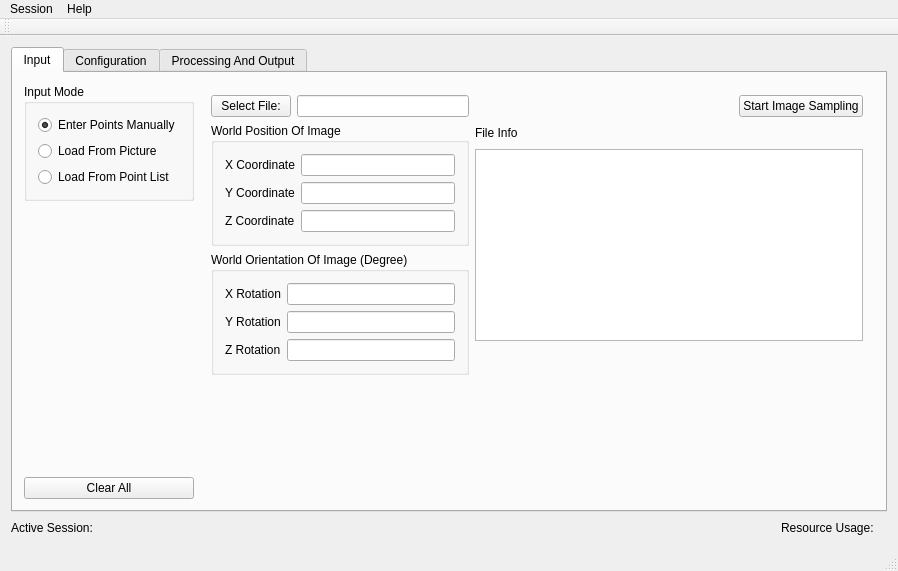
The window that QtGuiApplication/QtGuiApplication.ui (vtcon/GOSIS) describes before a commit, drawn with Qt 5.
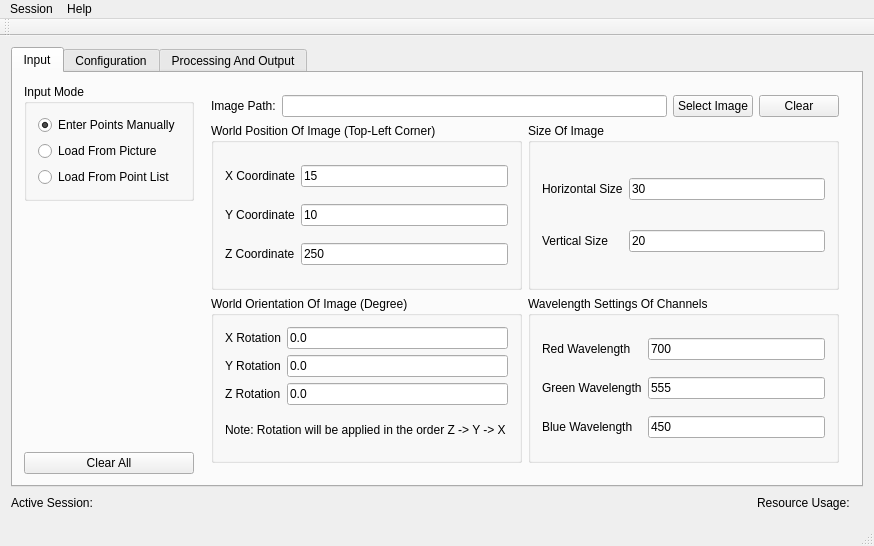
The same window after the commit. The open tabs and pages were chosen to show the change.

The edit to the form file:
```diff
--- a/QtGuiApplication/QtGuiApplication.ui
+++ b/QtGuiApplication/QtGuiApplication.ui
@@ -6,8 +6,8 @@
    <rect>
     <x>0</x>
     <y>0</y>
-    <width>898</width>
-    <height>571</height>
+    <width>874</width>
+    <height>546</height>
    </rect>
   </property>
   <property name="windowTitle">
@@ -121,45 +121,43 @@
            </layout>
           </widget>
           <widget class="QWidget" name="pagePicture">
-           <layout class="QGridLayout" name="gridLayout_6">
-            <item row="0" column="0">
-             <layout class="QHBoxLayout" name="horizontalLayout_2">
-              <item>
-               <widget class="QPushButton" name="pushButton">
+           <layout class="QGridLayout" name="gridLayout_15">
+            <item row="0" column="0" colspan="2">
+             <layout class="QGridLayout" name="gridLayout_14">
+              <item row="0" column="0">
+               <widget class="QLabel" name="label_23">
                 <property name="text">
-                 <string>Select File:</string>
+                 <string>Image Path:</string>
                 </property>
                </widget>
               </item>
-              <item>
-               <widget class="QLineEdit" name="lineEdit"/>
+              <item row="0" column="1">
+               <widget class="QLineEdit" name="lineImagePath">
+                <property name="readOnly">
+                 <bool>true</bool>
+                </property>
+               </widget>
+              </item>
+              <item row="0" column="2">
+               <widget class="QPushButton" name="pushSelectImage">
+                <property name="text">
+                 <string>Select Image</string>
+                </property>
+               </widget>
+              </item>
+              <item row="0" column="3">
+               <widget class="QPushButton" name="pushClearImage">
+                <property name="text">
+                 <string>Clear</string>
+                </property>
+               </widget>
               </item>
              </layout>
             </item>
-            <item row="0" column="1">
-             <spacer name="horizontalSpacer_2">
-              <property name="orientation">
-               <enum>Qt::Horizontal</enum>
-              </property>
-              <property name="sizeHint" stdset="0">
-               <size>
-                <width>134</width>
-                <height>20</height>
-               </size>
-              </property>
-             </spacer>
-            </item>
-            <item row="0" column="2">
-             <widget class="QPushButton" name="pushButton_2">
-              <property name="text">
-               <string>Start Image Sampling</string>
-              </property>
-             </widget>
-            </item>
             <item row="1" column="0">
              <widget class="QGroupBox" name="groupBox_2">
               <property name="title">
-               <string>World Position Of Image</string>
+               <string>World Position Of Image (Top-Left Corner)</string>
               </property>
               <layout class="QGridLayout" name="gridLayout_3">
                <item row="0" column="0">
@@ -170,7 +168,11 @@
                 </widget>
                </item>
                <item row="0" column="1">
-                <widget class="QLineEdit" name="lineEdit_2"/>
+                <widget class="QLineEdit" name="lineImagePosX">
+                 <property name="text">
+                  <string>15</string>
+                 </property>
+                </widget>
                </item>
                <item row="1" column="0">
                 <widget class="QLabel" name="label_6">
@@ -180,7 +182,11 @@
                 </widget>
                </item>
                <item row="1" column="1">
-                <widget class="QLineEdit" name="lineEdit_3"/>
+                <widget class="QLineEdit" name="lineImagePosY">
+                 <property name="text">
+                  <string>10</string>
+                 </property>
+                </widget>
                </item>
                <item row="2" column="0">
                 <widget class="QLabel" name="label_7">
@@ -190,39 +196,53 @@
                 </widget>
                </item>
                <item row="2" column="1">
-                <widget class="QLineEdit" name="lineEdit_4"/>
+                <widget class="QLineEdit" name="lineImagePosZ">
+                 <property name="text">
+                  <string>250</string>
+                 </property>
+                </widget>
                </item>
               </layout>
              </widget>
             </item>
-            <item row="1" column="1" rowspan="2" colspan="2">
-             <layout class="QGridLayout" name="gridLayout_5">
-              <item row="0" column="1">
-               <spacer name="horizontalSpacer_3">
-                <property name="orientation">
-                 <enum>Qt::Horizontal</enum>
-                </property>
-                <property name="sizeHint" stdset="0">
-                 <size>
-                  <width>40</width>
-                  <height>20</height>
-                 </size>
-                </property>
-               </spacer>
-              </item>
-              <item row="1" column="0" colspan="2">
-               <widget class="QPlainTextEdit" name="plainTextEdit"/>
-              </item>
-              <item row="0" column="0">
-               <widget class="QLabel" name="label_11">
-                <property name="text">
-                 <string>File Info</string>
-                </property>
-               </widget>
-              </item>
-             </layout>
+            <item row="1" column="1">
+             <widget class="QGroupBox" name="groupBox_8">
+              <property name="title">
+               <string>Size Of Image</string>
+              </property>
+              <layout class="QGridLayout" name="gridLayout_5">
+               <item row="0" column="0">
+                <widget class="QLabel" name="label_11">
+                 <property name="text">
+                  <string>Horizontal Size</string>
+                 </property>
+                </widget>
+               </item>
+               <item row="0" column="1">
+                <widget class="QLineEdit" name="lineImageHorzSize">
+                 <property name="text">
+                  <string>30</string>
+                 </property>
+                </widget>
+               </item>
+               <item row="1" column="0">
+                <widget class="QLabel" name="label_18">
+                 <property name="text">
+                  <string>Vertical Size</string>
+                 </property>
+                </widget>
+               </item>
+               <item row="1" column="1">
+                <widget class="QLineEdit" name="lineImageVertSize">
+                 <property name="text">
+                  <string>20</string>
+                 </property>
+                </widget>
+               </item>
+              </layout>
+             </widget>
             </item>
-            <item row="2" column="0" rowspan="2">
+            <item row="2" column="0">
              <widget class="QGroupBox" name="groupBox_3">
               <property name="title">
                <string>World Orientation Of Image (Degree)</string>
@@ -236,7 +256,11 @@
                 </widget>
                </item>
                <item row="0" column="1">
-                <widget class="QLineEdit" name="lineEdit_5"/>
+                <widget class="QLineEdit" name="lineImageRotX">
+                 <property name="text">
+                  <string>0.0</string>
+                 </property>
+                </widget>
                </item>
                <item row="1" column="0">
                 <widget class="QLabel" name="label_9">
@@ -246,7 +270,11 @@
                 </widget>
                </item>
                <item row="1" column="1">
-                <widget class="QLineEdit" name="lineEdit_6"/>
+                <widget class="QLineEdit" name="lineImageRotY">
+                 <property name="text">
+                  <string>0.0</string>
+                 </property>
+                </widget>
                </item>
                <item row="2" column="0">
                 <widget class="QLabel" name="label_10">
@@ -256,36 +284,72 @@
                 </widget>
                </item>
                <item row="2" column="1">
-                <widget class="QLineEdit" name="lineEdit_7"/>
+                <widget class="QLineEdit" name="lineImageRotZ">
+                 <property name="text">
+                  <string>0.0</string>
+                 </property>
+                </widget>
                </item>
+               <item row="3" column="0" colspan="2">
+                <widget class="QLabel" name="label_22">
+                 <property name="text">
+                  <string>Note: Rotation will be applied in the order Z -&gt; Y -&gt; X</string>
+                 </property>
+                </widget>
+               </item>
               </layout>
              </widget>
             </item>
-            <item row="3" column="2" rowspan="2">
-             <spacer name="verticalSpacer_3">
-              <property name="orientation">
-               <enum>Qt::Vertical</enum>
+            <item row="2" column="1">
+             <widget class="QGroupBox" name="groupBox_10">
+              <property name="title">
+               <string>Wavelength Settings Of Channels</string>
               </property>
-              <property name="sizeHint" stdset="0">
-               <size>
-                <width>20</width>
-                <height>167</height>
-               </size>
-              </property>
-             </spacer>
-            </item>
-            <item row="4" column="0">
-             <spacer name="verticalSpacer_4">
-              <property name="orientation">
-               <enum>Qt::Vertical</enum>
-              </property>
-              <property name="sizeHint" stdset="0">
-               <size>
-                <width>20</width>
-                <height>129</height>
-               </size>
-              </property>
-             </spacer>
+              <layout class="QGridLayout" name="gridLayout_6">
+               <item row="0" column="0">
+                <widget class="QLabel" name="label_19">
+                 <property name="text">
+                  <string>Red Wavelength</string>
+                 </property>
+                </widget>
+               </item>
+               <item row="0" column="1">
+                <widget class="QLineEdit" name="lineImageRedWavelength">
+                 <property name="text">
+                  <string>700</string>
+                 </property>
+                </widget>
+               </item>
+               <item row="1" column="0">
+                <widget class="QLabel" name="label_20">
+                 <property name="text">
+                  <string>Green Wavelength</string>
+                 </property>
+                </widget>
+               </item>
+               <item row="1" column="1">
+                <widget class="QLineEdit" name="lineImageGreenWavelength">
+                 <property name="text">
+                  <string>555</string>
+                 </property>
+                </widget>
+               </item>
+               <item row="2" column="0">
+                <widget class="QLabel" name="label_21">
+                 <property name="text">
+                  <string>Blue Wavelength</string>
+                 </property>
+                </widget>
+               </item>
+               <item row="2" column="1">
+                <widget class="QLineEdit" name="lineImageBlueWavelength">
+                 <property name="text">
+                  <string>450</string>
+                 </property>
+                </widget>
+               </item>
+              </layout>
+             </widget>
             </item>
            </layout>
           </widget>
@@ -823,7 +887,7 @@
     <rect>
      <x>0</x>
      <y>0</y>
-     <width>898</width>
+     <width>874</width>
      <height>26</height>
     </rect>
    </property>
```
Left out of the diff: 21 changed lines with no effect on the pictures.
